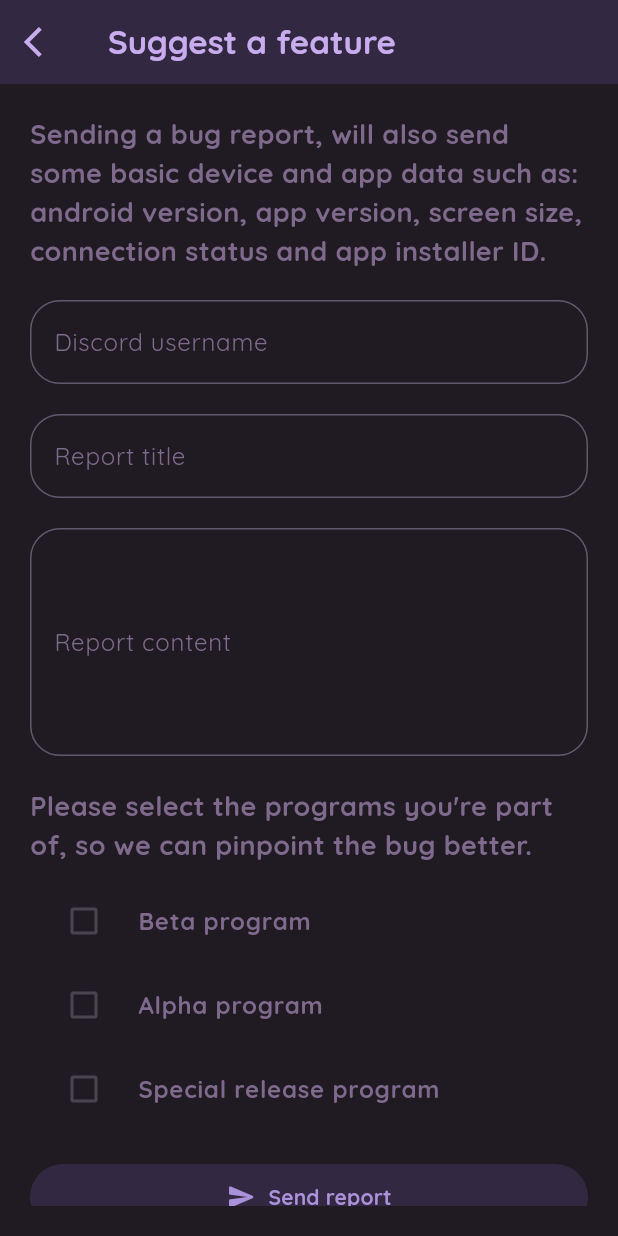
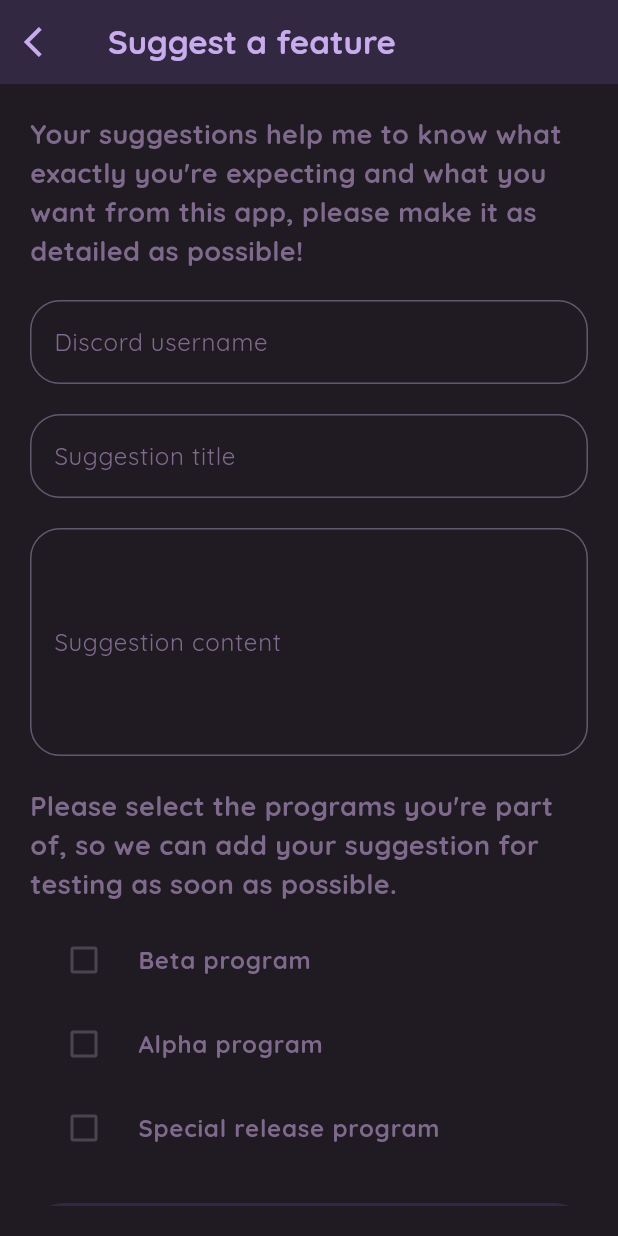
Before and after one commit to french-femboi/Healing-Neko, a Flutter app: the suggestPage screen opened directly, on a phone screen of 412 x 824 dp. Run offline on Flutter 3.47's test engine with Material 3 defaults, Android fonts, the phone set to English and light mode, and no system bars; our stand-ins replace audioplayers, device_info_plus, flutter_markdown, package_info_plus, salomon_bottom_bar, shared_preferences; missing offline and left inert: bottom_sheet, flutter_vibrate; accounts and stored records are empty; project files that could hold a hidden picture were left out.

Commit message:
Actually fixed the suggestion feature

```diff
--- a/lib/internal/featuresuggestion.dart
+++ b/lib/internal/featuresuggestion.dart
@@ -93,7 +93,7 @@ Future<void> initializeWindow(BuildContext context) async {
 
 class _suggestPageState extends State<suggestPage> {
   TextEditingController _titleController = TextEditingController();
-  TextEditingController _reportController = TextEditingController();
+  TextEditingController _suggestController = TextEditingController();
   TextEditingController _discordController = TextEditingController();
   bool beta = false;
   bool alpha = false;
@@ -151,20 +151,19 @@ class _suggestPageState extends State<suggestPage> {
     try {
       final SharedPreferences prefs = await SharedPreferences.getInstance();
       String title = _titleController.text;
-      String report = _reportController.text;
+      String suggestion = _suggestController.text;
       String discord = _discordController.text;
 
       // Define the URL for the Baserow API endpoint
       String url =
-          'https://api.dynapaw.eu/api/database/rows/table/1095/?user_field_names=true';
+          'https://api.dynapaw.eu/api/database/rows/table/1096/?user_field_names=true';
 
       // Define the data for the new row
       Map<String, dynamic> rowData = {
         'title': title, // Replace with actual title
-        'report': report, // Replace with actual message
+        'suggestion': suggestion, // Replace with actual message
         'discord': discord,
         'groups': getSelectedPrograms(),
-        'device': "APPVER: $appVersion, BNUM: $buildNumber, ANDV: $androidVersion, INST: $appInstaller" // Replace with actual creator
       };
 
       // Make a POST request to add the new row
@@ -226,7 +225,7 @@ class _suggestPageState extends State<suggestPage> {
               const SizedBox(
                 width: double.infinity,
                 child: Text(
-                  "Sending a bug report, will also send some basic device and app data such as: android version, app version, screen size, connection status and app installer ID.",
+                  "Your suggestions help me to know what exactly you're expecting and what you want from this app, please make it as detailed as possible!",
                   style: TextStyle(
                     fontSize: 18,
                     color: Color(0xFF7F698C),
@@ -261,7 +260,7 @@ class _suggestPageState extends State<suggestPage> {
                 controller: _titleController,
                 style: const TextStyle(color: Colors.white),
                 decoration: InputDecoration(
-                  labelText: "Report title",
+                  labelText: "Suggestion title",
                   hintStyle: const TextStyle(color: Color(0xFF7F698C)),
                   labelStyle: const TextStyle(color: Color(0xFF7F698C)),
                   border: OutlineInputBorder(
@@ -280,11 +279,11 @@ class _suggestPageState extends State<suggestPage> {
               ),
               const SizedBox(height: 20),
               TextField(
-                controller: _reportController,
+                controller: _suggestController,
                 maxLines: 5,
                 style: const TextStyle(color: Colors.white),
                 decoration: InputDecoration(
-                  labelText: "Report content",
+                  labelText: "Suggestion content",
                   hintStyle: const TextStyle(color: Color(0xFF7F698C)),
                   labelStyle: const TextStyle(color: Color(0xFF7F698C)),
                   border: OutlineInputBorder(
@@ -305,7 +304,7 @@ class _suggestPageState extends State<suggestPage> {
               const SizedBox(
                 width: double.infinity,
                 child: Text(
-                  "Please select the programs you're part of, so we can pinpoint the bug better.",
+                  "Please select the programs you're part of, so we can add your suggestion for testing as soon as possible.",
                   style: TextStyle(
                     fontSize: 18,
                     color: Color(0xFF7F698C),
@@ -376,7 +375,7 @@ class _suggestPageState extends State<suggestPage> {
                       SizedBox(
                           width: 8), // Add some space between icon and text
                       Text(
-                        "Send report",
+                        "Send suggestion",
                         style: TextStyle(
                           color: Color.fromARGB(255, 171, 145, 218),
                           fontFamily: 'quicksand',
```
